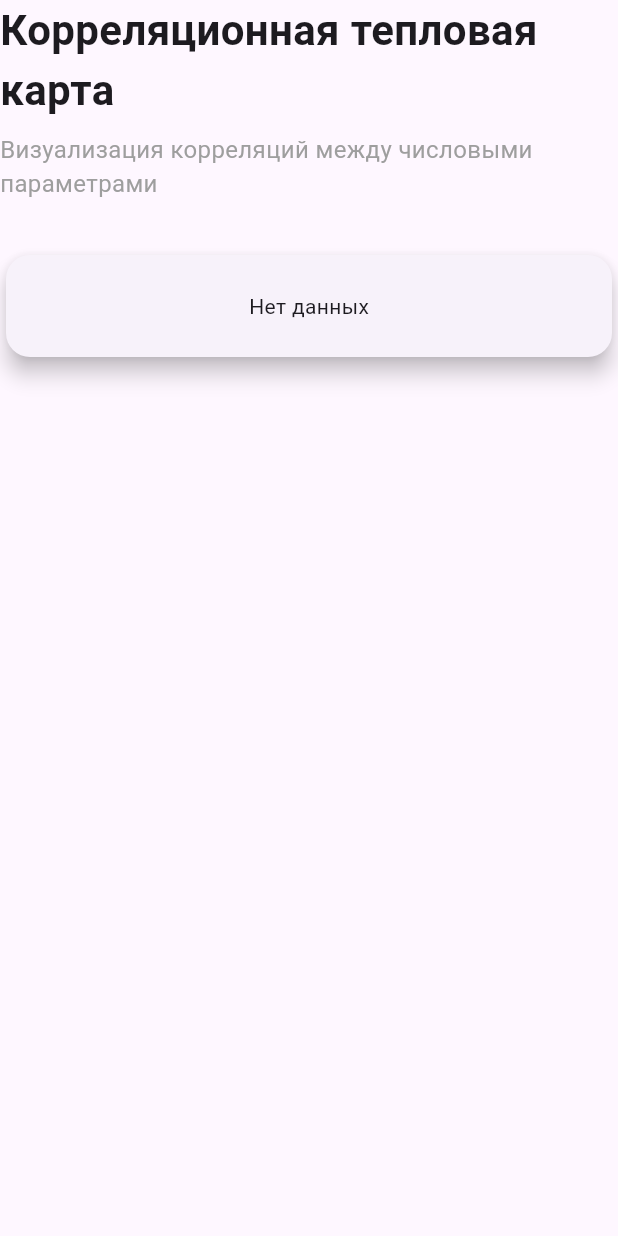
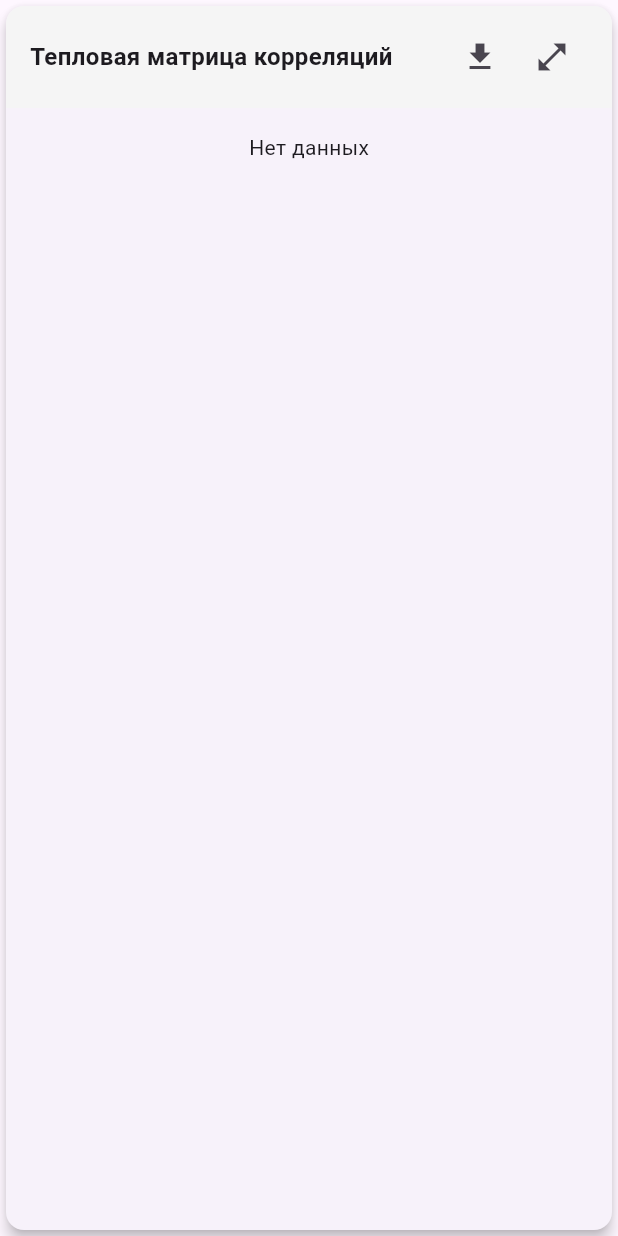
Before and after one commit to dankartmen/stat_flow, a Flutter app: the HeatmapSection widget shown alone on an empty page, opened directly with empty values, on a phone screen of 412 x 824 dp. Run offline on Flutter 3.47's test engine with Material 3 defaults, Android fonts, the phone set to English and light mode, and no system bars; our stand-ins replace file_picker, syncfusion_flutter_charts; missing offline and left inert: pluto_grid.

Commit message:
Улучшен виджет контейнера для графиков ChartContainer
- Добавлен функционал экспорта графика в PNG с использованием RepaintBoundary

- Реализован полноэкранный режим просмотра

- Добавлена поддержка отображения панели управления в шапке контейнера

- Улучшен UI с использованием Card и стилизованной шапки

Оптимизирован HeatmapView

- Заменен вложенный SingleChildScrollView на SizedBox с фиксированной высотой и ClipRect для лучшей производительности

- Упрощена логика масштабирования: убрана зависимость размера ячейки от контейнера, теперь используется фиксированный размер 40px

- Улучшено позиционирование HeatmapLegend (перенесена под тепловую карту)

- Удален неиспользуемый код (hover-состояния, переменная selectedStep)

```diff
--- /dev/null
+++ b/lib/features/charts/chart_conteiner.dart
@@ -0,0 +1,136 @@
+import 'dart:ui';
+import 'dart:io';
+import 'package:flutter/material.dart';
+import 'package:flutter/rendering.dart';
+import 'package:path_provider/path_provider.dart';
+
+class ChartContainer extends StatefulWidget {
+  final String title;
+  final Widget child;
+  final Widget? controls;
+
+  const ChartContainer({
+    super.key,
+    required this.title,
+    required this.child,
+    this.controls,
+  });
+
+  @override
+  State<ChartContainer> createState() => _ChartContainerState();
+}
+
+class _ChartContainerState extends State<ChartContainer> {
+
+  final GlobalKey _chartKey = GlobalKey();
+
+  Future<void> _exportPng() async {
+
+    final boundary = _chartKey.currentContext!
+        .findRenderObject() as RenderRepaintBoundary;
+
+    final image = await boundary.toImage(pixelRatio: 3);
+
+    final byteData =
+        await image.toByteData(format: ImageByteFormat.png);
+
+    final pngBytes = byteData!.buffer.asUint8List();
+
+    final dir = await getApplicationDocumentsDirectory();
+
+    final file = File(
+        "${dir.path}/${DateTime.now().millisecondsSinceEpoch}.png");
+
+    await file.writeAsBytes(pngBytes);
+
+    if (!mounted) return;
+
+    ScaffoldMessenger.of(context).showSnackBar(
+      SnackBar(content: Text("Saved: ${file.path}")),
+    );
+  }
+
+  void _openFullscreen() {
+
+    Navigator.push(
+      context,
+      MaterialPageRoute(
+        builder: (_) => Scaffold(
+          appBar: AppBar(title: Text(widget.title)),
+          body: Center(child: widget.child),
+        ),
+      ),
+    );
+  }
+
+  @override
+  Widget build(BuildContext context) {
+
+    return Card(
+      elevation: 4,
+      child: Column(
+        children: [
+          _buildHeader(),
+
+          if (widget.controls != null)
+          Container(
+            padding: const EdgeInsets.all(12),
+            color: Colors.grey.shade50,
+            child: widget.controls!,
+          ),
+
+          /// CHART
+          Padding(
+            padding: const EdgeInsets.all(16),
+            child: RepaintBoundary(
+              key: _chartKey,
+              child: widget.child,
+            ),
+          ),
+        ],
+      ),
+    );
+  }
+
+  Widget _buildHeader(){
+    return Container(
+      padding: const EdgeInsets.symmetric(
+        horizontal: 16,
+        vertical: 10,
+      ),
+      decoration: BoxDecoration(
+        color: Colors.grey.shade100,
+        borderRadius: const BorderRadius.vertical(
+          top: Radius.circular(12),
+        ),
+      ),
+
+      child: Row(
+        children: [
+
+          Expanded(
+            child: Text(
+              widget.title,
+              style: const TextStyle(
+                fontWeight: FontWeight.bold,
+                fontSize: 16,
+              ),
+            ),
+          ),
+
+          IconButton(
+            tooltip: "Export PNG",
+            icon: const Icon(Icons.download),
+            onPressed: _exportPng,
+          ),
+
+          IconButton(
+            tooltip: "Fullscreen",
+            icon: const Icon(Icons.open_in_full),
+            onPressed: _openFullscreen,
+          ),
+        ],
+      ),
+    );
+  }
+}
--- a/lib/features/charts/heatmap/widgets/heatmap_controls.dart
+++ b/lib/features/charts/heatmap/widgets/heatmap_controls.dart
@@ -88,9 +88,9 @@ class HeatmapControls extends StatelessWidget {
           DropdownButton<int>(
             value: segments,
             items: const [
-              DropdownMenuItem(value: 5, child: Text("5")),
-              DropdownMenuItem(value: 10, child: Text("10")),
-              DropdownMenuItem(value: 20, child: Text("20")),
+              DropdownMenuItem(value: 5, child: Text("0.4")),
+              DropdownMenuItem(value: 10, child: Text("0.2")),
+              DropdownMenuItem(value: 20, child: Text("0.1")),
             ],
             onChanged: (v) => onSegmentsChanged(v!),
           ),
--- a/lib/features/charts/heatmap/widgets/heatmap_section.dart
+++ b/lib/features/charts/heatmap/widgets/heatmap_section.dart
@@ -1,5 +1,9 @@
 import 'package:flutter/material.dart';
+import 'package:stat_flow/features/charts/chart_conteiner.dart';
+import 'package:stat_flow/features/charts/heatmap/widgets/heatmap_controls.dart';
 
+import '../color/heatmap_color_mapper.dart';
+import '../color/heatmap_palette.dart';
 import '../model/correlation_matrix.dart';
 import 'heatmap_view.dart';
 
@@ -7,7 +11,7 @@ import 'heatmap_view.dart';
 /// Секция страницы, содержащая тепловую карту корреляции с заголовком
 /// и описанием.
 /// {@endtemplate}
-class HeatmapSection extends StatelessWidget {
+class HeatmapSection extends StatefulWidget {
   /// Матрица корреляции для отображения
   final CorrelationMatrix matrix;
 
@@ -18,44 +22,38 @@ class HeatmapSection extends StatelessWidget {
   });
 
   @override
+  State<HeatmapSection> createState() => _HeatmapSectionState();
+}
+
+class _HeatmapSectionState extends State<HeatmapSection> {
+  HeatmapPalette palette = HeatmapPalette.redBlue;
+  int segments = 10;
+  bool triangleMode = false;
+  bool clusterEnabled = false;
+  HeatmapColorMode colorMode = HeatmapColorMode.discrete;
+
+  @override
   Widget build(BuildContext context) {
-    return Column(
-      children: [
+    return ChartContainer(
+      title: "Тепловая матрица корреляций",
+      child: HeatmapView(matrix: widget.matrix),
+    //   controls: HeatmapControls(
+    //     palette: palette,
+    //     segments: segments,
+    //     upperTriangle: triangleMode,
+    //     clusterEnabled: clusterEnabled,
+    //     colorMode: colorMode,
 
-        // Заголовок секции
-        const Text(
-          "Корреляционная тепловая карта",
-          style: TextStyle(
-            fontSize: 28,
-            fontWeight: FontWeight.bold,
-          ),
-        ),
+    //     onPaletteChanged: (p) => setState(() => palette = p),
 
-        const SizedBox(height: 8),
+    //     onSegmentsChanged: (s) => setState(() => segments = s),
 
-        // Подзаголовок
-        const Text(
-          "Визуализация корреляций между числовыми параметрами",
-          style: TextStyle(
-            fontSize: 16,
-            color: Colors.grey,
-          ),
-        ),
+    //     onUpperTriangleChanged: (v) => setState(() => triangleMode = v),
 
-        const SizedBox(height: 32),
+    //     onClusterPressed: () => setState(() => clusterEnabled = !clusterEnabled),
 
-        // Карточка с тепловой картой
-        Card(
-          elevation: 6,
-          shape: RoundedRectangleBorder(
-            borderRadius: BorderRadius.circular(16),
-          ),
-          child: Padding(
-            padding: const EdgeInsets.all(24),
-            child: HeatmapView(matrix: matrix),
-          ),
-        ),
-      ],
+    //     onColorModeChanged: (m) => setState(() => colorMode = m),
+    // ),
     );
   }
 }
--- a/lib/features/charts/heatmap/widgets/heatmap_view.dart
+++ b/lib/features/charts/heatmap/widgets/heatmap_view.dart
@@ -102,21 +102,11 @@ class _HeatmapViewState extends State<HeatmapView>
         const SizedBox(height: 12),
 
         // Тепловая карта с прокруткой
-        Center(
-          child: SingleChildScrollView(
-            scrollDirection: Axis.horizontal,
-            child: SingleChildScrollView(
-              scrollDirection: Axis.vertical,
-              child: SizedBox(
-                width: widget.matrix.size * 60,
-                height: widget.matrix.size * 60,
-                child: _buildHeatmap(),
-              ),
-            ),
-          ),
+        SizedBox(
+          height: 600,
+          child: ClipRect(child: _buildHeatmap()),
         ),
 
-        const SizedBox(height: 12),
 
         // Легенда
         HeatmapLegend(
@@ -208,17 +198,16 @@ class _HeatmapViewState extends State<HeatmapView>
   Widget _buildHeatmap() {
     final matrix = _getDisplayMatrix();
 
-    return LayoutBuilder(
-      builder: (context, constraints) {
-        final size = constraints.maxWidth;
-        final cellSize =
-            (size / (matrix.size + 1)).clamp(20.0, 80.0);
-        final totalSize = cellSize * (matrix.size + 1);
+    const double cellSize = 40;
+
+    final totalSize = matrix.size * cellSize;
 
     return InteractiveViewer(
+      constrained: false,
       minScale: 0.5,
-          maxScale: 3,
+      maxScale: 5,
       trackpadScrollCausesScale: false,
+      boundaryMargin: const EdgeInsets.all(40),
       child: AnimatedBuilder(
         animation: _controller,
         builder:(context, child) => CustomPaint(
@@ -235,7 +224,5 @@ class _HeatmapViewState extends State<HeatmapView>
         ),
       ),
     );
-      },
-    );
   }
 }
--- a/pubspec.yaml
+++ b/pubspec.yaml
@@ -38,6 +38,7 @@ dependencies:
     sdk: flutter
   http: ^1.6.0
   intl: ^0.20.2
+  path_provider: ^2.1.5
   pluto_grid: ^8.1.0
   screenshot: ^3.0.0
   syncfusion_flutter_charts: ^32.2.8
```
Also changed, not shown: lib/features/charts/chart_screenshot_wrapper.dart (deleted, +0 -38 lines), lib/main.dart (+28 -4 lines), pubspec.lock, 1 other file. Lines whose indentation alone changed are shown as unchanged.
